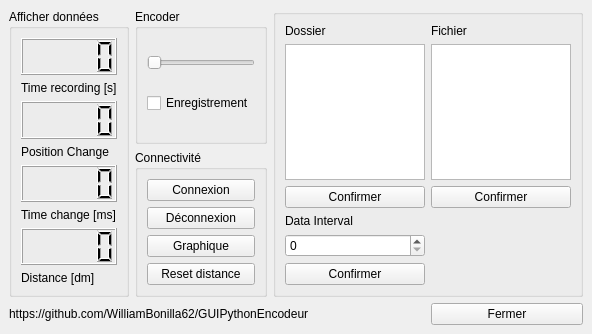
The window that Qt/Encoder_Control_GUI_ONLY.ui (apajon/GUI_QT_ONLY) describes before a commit, drawn with Qt 5.
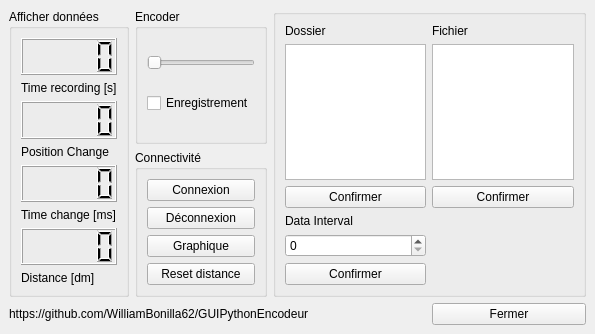
The same window after the commit. Icons and pictures are not drawn.

```diff
--- a/Qt/Encoder_Control_GUI_ONLY.ui
+++ b/Qt/Encoder_Control_GUI_ONLY.ui
@@ -6,7 +6,7 @@
    <rect>
     <x>0</x>
     <y>0</y>
-    <width>592</width>
+    <width>595</width>
     <height>334</height>
    </rect>
   </property>
```
Left out of the diff: 4 changed lines with no effect on the pictures.
